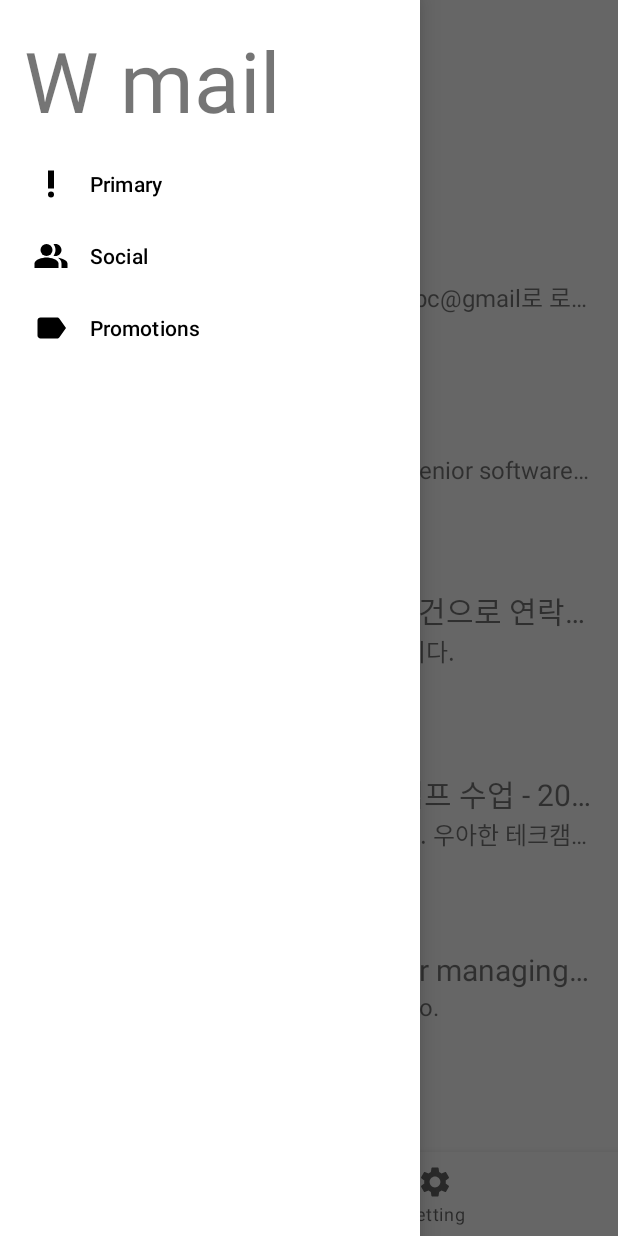
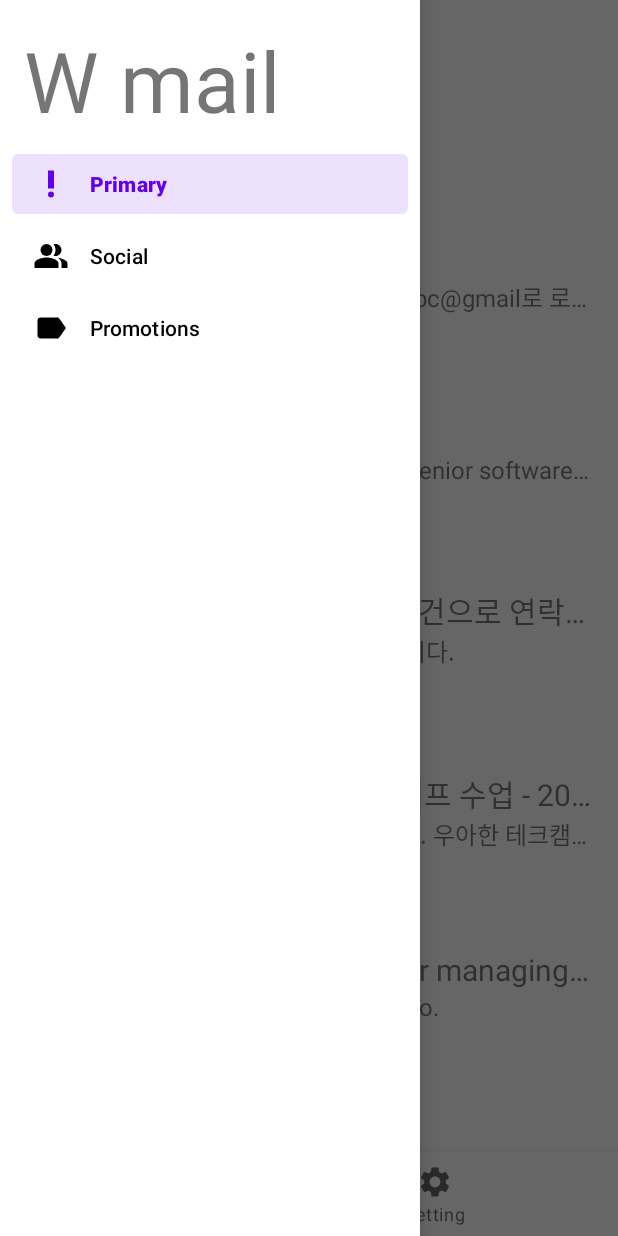
Before and after one commit to woowa-techcamp-2022/android-mail-07, an Android app: the MainActivity screen opened directly, with no data from a screen before it, with the side drawer open, on a phone screen of 412 x 824 dp. Run offline under Robolectric (Android 15) with nearby library versions, the phone set to English and light mode, and no system bars; our stand-ins replace data binding.

Commit message:
#8 refactor

```diff
--- a/app/src/main/java/com/example/woowamailapp/ui/adapter/BindingAdapter.kt
+++ b/app/src/main/java/com/example/woowamailapp/ui/adapter/BindingAdapter.kt
@@ -19,12 +19,10 @@ object BindingAdapter {
                 this.text = resource.first().toString()
                 this.setBackgroundResource(R.drawable.background_circle)
                 setRandomColorCircle(textView, this.background, resource)
-                Log.d("userImageEnglish", resource)
             }
         else {
             textView.setBackgroundResource(R.drawable.ic_baseline_account_circle_24)
             textView.text = ""
-            Log.d("userImageNotEnglish",resource)
 
         }
     }
--- a/app/src/main/java/com/example/woowamailapp/ui/main/MainActivity.kt
+++ b/app/src/main/java/com/example/woowamailapp/ui/main/MainActivity.kt
@@ -13,7 +13,6 @@ import androidx.activity.viewModels
 import androidx.annotation.RequiresApi
 import androidx.core.view.get
 import androidx.core.view.isVisible
-import androidx.drawerlayout.widget.DrawerLayout
 import com.example.woowamailapp.R
 import com.example.woowamailapp.databinding.ActivityMainBinding
 import com.example.woowamailapp.model.User
@@ -25,42 +24,32 @@ import com.google.android.material.navigationrail.NavigationRailView
 class MainActivity : AppCompatActivity() {
     private lateinit var binding : ActivityMainBinding
     private val mainViewModel by viewModels<MainViewModel>()
-    private var flag = MAIL
+
     override fun onCreate(savedInstanceState: Bundle?) {
         super.onCreate(savedInstanceState)
         binding = ActivityMainBinding.inflate(layoutInflater)
         setContentView(binding.root)
 
-        initBottomNavigationView(binding.bnMain)
-        initNavigationRail(binding.nrMain)
         initUser()
         initDrawerLayout(binding.nvMain)
 
         binding.tbMain.setNavigationOnClickListener {
             binding.dlMain.openDrawer(Gravity.LEFT)
         }
-
-
-        if(getScreenWidth(this) >= 600){
-            binding.nrMain.visibility = View.VISIBLE
-            binding.bnMain.visibility = View.GONE
-            if(savedInstanceState != null){
-                if(savedInstanceState.getInt("currentTab") == MAIL)
-                    binding.nrMain.selectedItemId = R.id.mail
-                else binding.nrMain.selectedItemId = R.id.setting
+        getScreenWidth(this).apply {
+            if(this >= 600){
+                binding.nrMain.visibility = View.VISIBLE
+                binding.bnMain.visibility = View.GONE
+                initNavigationRail(binding.nrMain)
+                binding.nrMain.selectedItemId =
+                    if(mainViewModel.tab == MAIL) R.id.mail else R.id.setting
+            }else {
+                binding.nrMain.visibility = View.GONE
+                binding.bnMain.visibility = View.VISIBLE
+                initBottomNavigationView(binding.bnMain)
+                binding.bnMain.selectedItemId =
+                    if(mainViewModel.tab == MAIL) R.id.mail else R.id.setting
             }
-            else binding.nrMain.selectedItemId = R.id.mail
-
-        }
-        else {
-            binding.nrMain.visibility = View.GONE
-            binding.bnMain.visibility = View.VISIBLE
-            if(savedInstanceState != null){
-                if(savedInstanceState.getInt("currentTab") == MAIL)
-                    binding.bnMain.selectedItemId = R.id.mail
-                else binding.bnMain.selectedItemId = R.id.setting
-            }
-            else binding.bnMain.selectedItemId = R.id.mail
         }
     }
 
@@ -68,13 +57,13 @@ class MainActivity : AppCompatActivity() {
         bottomNavigationView.setOnItemSelectedListener { item ->
             when(item.itemId){
                 R.id.mail -> {
-                    flag = MAIL
+                    mainViewModel.selectTab(MAIL)
                     supportFragmentManager.beginTransaction().replace(R.id.fc_main,MailFragment()).commit()
                     binding.tbMain.visibility = View.VISIBLE
                 }
                 R.id.setting -> {
-                    flag = SETTING
                     mainViewModel.selectType(PRIMARY)
+                    mainViewModel.selectTab(SETTING)
                     supportFragmentManager.beginTransaction().replace(R.id.fc_main,SettingFragment()).commit()
                     binding.tbMain.visibility = View.GONE
                 }
@@ -86,13 +75,13 @@ class MainActivity : AppCompatActivity() {
         navigationRailView.setOnItemSelectedListener { item ->
             when(item.itemId){
                 R.id.mail -> {
-                    flag = MAIL
                     supportFragmentManager.beginTransaction().replace(R.id.fc_main,MailFragment()).commit()
+                    mainViewModel.selectTab(MAIL)
                     binding.tbMain.visibility = View.VISIBLE
                 }
                 R.id.setting -> {
-                    flag = SETTING
                     mainViewModel.selectType(PRIMARY)
+                    mainViewModel.selectTab(SETTING)
                     supportFragmentManager.beginTransaction().replace(R.id.fc_main,SettingFragment()).commit()
                     binding.tbMain.visibility = View.GONE
                 }
@@ -109,13 +98,21 @@ class MainActivity : AppCompatActivity() {
     private fun initDrawerLayout(navigationView: NavigationView) {
         navigationView.setNavigationItemSelectedListener { item->
             mainViewModel.apply {
-                this.selectType(
-                    when(item.itemId){
-                        R.id.nav_primary -> PRIMARY
-                        R.id.nav_social -> SOCIAL
-                        else -> PROMOTION
+                when(item.itemId){
+                    R.id.nav_primary -> {
+                        this.selectType(PRIMARY)
+                        item.isChecked = true
                     }
-                )
+                    R.id.nav_social -> {
+                        this.selectType(SOCIAL)
+                        item.isChecked = true
+                    }
+                    else -> {
+                        this.selectType(PROMOTION)
+                        item.isChecked = true
+                    }
+                }
+
             }
             binding.dlMain.closeDrawer(Gravity.LEFT)
             true
@@ -137,15 +134,7 @@ class MainActivity : AppCompatActivity() {
         }
     }
 
-    override fun onSaveInstanceState(outState: Bundle) {
-        super.onSaveInstanceState(outState)
-        outState.putInt("currentTab",if(flag == SETTING) SETTING else MAIL)
-//            if(binding.bnMain.visibility == View.VISIBLE) (if(binding.bnMain.selectedItemId === R.id.mail) MAIL else SETTING )
-//            else (if(binding.nrMain.selectedItemId == R.id.mail) MAIL else SETTING ))
-    }
-
     override fun onBackPressed() {
-        //super.onBackPressed()
         if(binding.bnMain.isVisible && binding.bnMain.selectedItemId == R.id.setting){
             binding.bnMain.selectedItemId = R.id.mail
         }
--- a/app/src/main/java/com/example/woowamailapp/ui/main/MainViewModel.kt
+++ b/app/src/main/java/com/example/woowamailapp/ui/main/MainViewModel.kt
@@ -6,6 +6,7 @@ import androidx.lifecycle.ViewModel
 import com.example.woowamailapp.model.Mail
 import com.example.woowamailapp.model.User
 import com.example.woowamailapp.repository.MailRepository
+import com.example.woowamailapp.utils.MAIL
 import com.example.woowamailapp.utils.PRIMARY
 import com.example.woowamailapp.utils.PROMOTION
 import com.example.woowamailapp.utils.SOCIAL
@@ -18,7 +19,9 @@ class MainViewModel : ViewModel(){
     private val _type = MutableLiveData<Int>()
     val type : LiveData<Int> = _type
 
-    val mailRepository = MailRepository()
+    var tab = MAIL
+
+    private val mailRepository = MailRepository()
 
     init {
         _mails.postValue(mailRepository.getPrimaryMails().toMutableList())
@@ -33,7 +36,7 @@ class MainViewModel : ViewModel(){
         getTypedMails(selectedType)
     }
 
-    fun getTypedMails(type : Int){
+    private fun getTypedMails(type : Int){
         _mails.postValue(
             (when(type){
                 PRIMARY -> mailRepository.getPrimaryMails()
@@ -45,4 +48,7 @@ class MainViewModel : ViewModel(){
     fun isPrimaryTypeNow() : Boolean {
         return type.value == PRIMARY
     }
+    fun selectTab(selectedTab : Int){
+        tab = selectedTab
+    }
 }
--- a/app/src/main/res/menu/bottom_navigation.xml
+++ b/app/src/main/res/menu/bottom_navigation.xml
@@ -1,13 +1,17 @@
 <?xml version="1.0" encoding="utf-8"?>
 <menu xmlns:android="http://schemas.android.com/apk/res/android">
+    <group
+        android:id="@+id/bottom_group"
+        android:checkableBehavior="single">
         <item
             android:id="@+id/mail"
             android:title="@string/mail"
             android:icon="@drawable/ic_baseline_mail_outline_24"
-        android:enabled="true"/>
+            />
         <item
             android:id="@+id/setting"
             android:title="@string/setting"
-        android:icon="@drawable/ic_baseline_settings_24"
-        android:enabled="true"/>
+            android:icon="@drawable/ic_baseline_settings_24"/>
+    </group>
+
 </menu>
--- a/app/src/main/res/menu/drawer.xml
+++ b/app/src/main/res/menu/drawer.xml
@@ -1,9 +1,13 @@
 <?xml version="1.0" encoding="utf-8"?>
 <menu xmlns:android="http://schemas.android.com/apk/res/android">
+    <group
+        android:id="@+id/drawer_group"
+        android:checkableBehavior="single">
         <item
             android:id="@+id/nav_primary"
             android:title="@string/drawer_menu_primary"
-        android:icon="@drawable/ic_baseline_priority_high_24"/>
+            android:icon="@drawable/ic_baseline_priority_high_24"
+            android:checked="true"/>
 
         <item
             android:id="@+id/nav_social"
@@ -14,4 +18,6 @@
             android:id="@+id/promotion"
             android:title="@string/drawer_menu_promotion"
             android:icon="@drawable/ic_baseline_label_24"/>
+    </group>
+
 </menu>
```
Also changed, not shown: app/src/main/java/com/example/woowamailapp/ui/login/LoginViewModel.kt (line endings or trailing spaces). Lines whose indentation alone changed are shown as unchanged.
